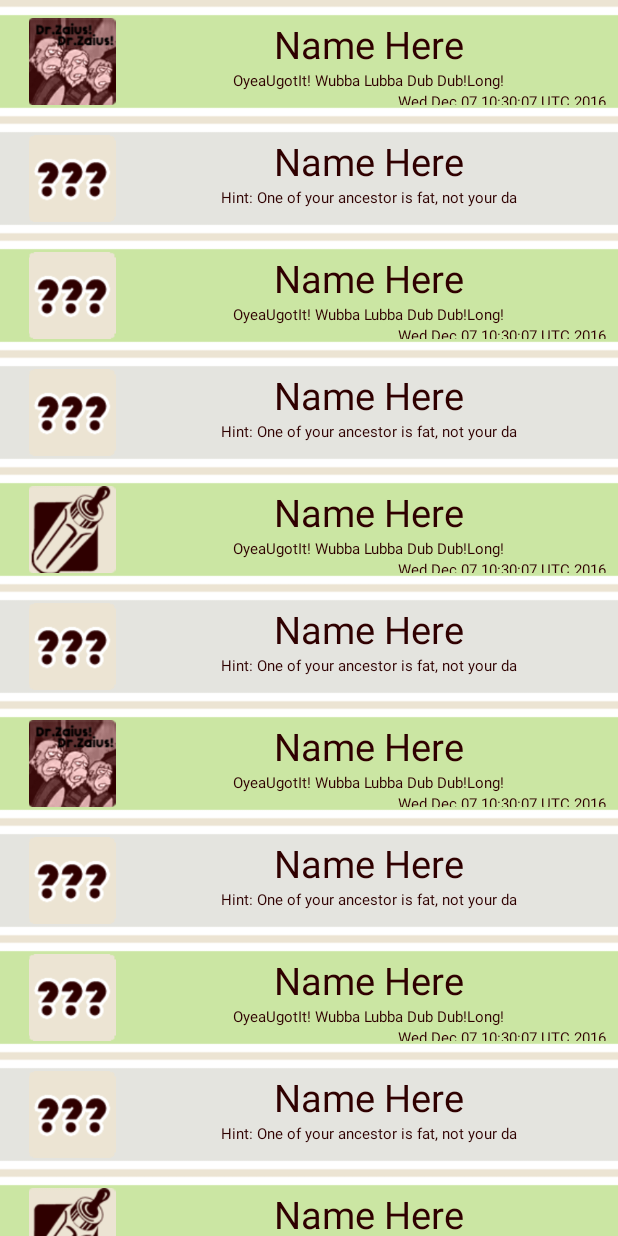
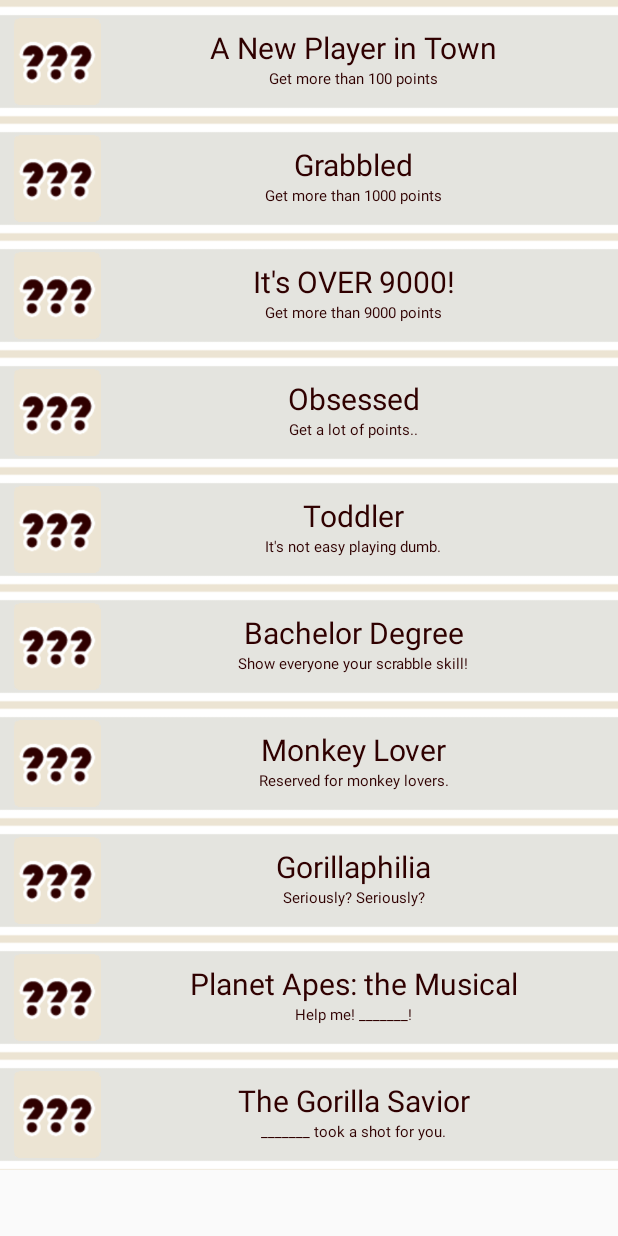
Before and after one commit to JianmengYu/Grabble, an Android app: the FragmentAchievement screen opened directly, with no data from a screen before it, on a phone screen of 412 x 824 dp. Run offline under Robolectric (Android 15) with nearby library versions, the light colour scheme and no system bars; 1 statement that could not run was skipped.

Commit message:
Achievement Database Added

```diff
--- a/app/src/main/java/com/yujianmeng/selp/grabble/Achievement.java
+++ b/app/src/main/java/com/yujianmeng/selp/grabble/Achievement.java
@@ -9,11 +9,10 @@ import java.util.UUID;
 public class Achievement {
 
     private UUID mID;
-    private int mImage;
     private String mName;
     private String mHint;
     private String mDescription;
-    private Date mDate;
+    private String mDate;
 
     public Achievement(){
         this(UUID.randomUUID());
@@ -25,11 +24,9 @@ public class Achievement {
 
     //Special Getters
     public int getImageString(){
-        switch (mImage){
-            case 0:return R.drawable.achievement_icon_sample1;
-            case 1:return R.drawable.achievement_icon_sample2;
-            case 2:return R.drawable.achievement_icon_lock;
-            default: return 0;
+        switch (mName){
+            //TODO achievement Image
+            default: return R.drawable.achievement_icon_lock;
         }
     }
 
@@ -39,12 +36,6 @@ public class Achievement {
     }
     public void setmID(UUID mID) {
         this.mID = mID;
-    }
-    public int getmImage() {
-        return mImage;
-    }
-    public void setmImage(int mImage) {
-        this.mImage = mImage;
     }
     public String getmName() {
         return mName;
@@ -64,10 +55,10 @@ public class Achievement {
     public void setmDescription(String mDescription) {
         this.mDescription = mDescription;
     }
-    public Date getmDate() {
+    public String getmDate() {
         return mDate;
     }
-    public void setmDate(Date mDate) {
+    public void setmDate(String mDate) {
         this.mDate = mDate;
     }
 }
--- /dev/null
+++ b/app/src/main/java/com/yujianmeng/selp/grabble/AchievementBaseHelper.java
@@ -0,0 +1,35 @@
+package com.yujianmeng.selp.grabble;
+
+import android.content.Context;
+import android.database.sqlite.SQLiteDatabase;
+import android.database.sqlite.SQLiteOpenHelper;
+
+import com.yujianmeng.selp.grabble.AchievementDbSchema.AchievementTable;
+/**
+ * Created by YuJianmeng on 2016/12/7.
+ */
+public class AchievementBaseHelper extends SQLiteOpenHelper{
+
+    private static final int VERSION = 1;
+    private static final String DATABASE_NAME = "achievementBase.db";
+
+    public AchievementBaseHelper(Context context) {
+        super(context, DATABASE_NAME, null, VERSION);
+    }
+
+    @Override
+    public void onCreate(SQLiteDatabase db) {
+        db.execSQL("create table " + AchievementTable.NAME  + "(" +
+                " _id integer primary key autoincrement, " +
+                AchievementTable.Cols.UUID + ", " +
+                AchievementTable.Cols.NAMES + ", " +
+                AchievementTable.Cols.DESCRIPTION + ", " +
+                AchievementTable.Cols.HINT + ", " +
+                AchievementTable.Cols.TIME +
+                ")");
+    }
+
+    @Override
+    public void onUpgrade(SQLiteDatabase db, int oldVersion, int newVersion) {
+    }
+}
--- /dev/null
+++ b/app/src/main/java/com/yujianmeng/selp/grabble/AchievementCursorWrapper.java
@@ -0,0 +1,31 @@
+package com.yujianmeng.selp.grabble;
+
+import android.database.Cursor;
+import android.database.CursorWrapper;
+
+import com.yujianmeng.selp.grabble.AchievementDbSchema.AchievementTable;
+
+import java.text.SimpleDateFormat;
+import java.util.Date;
+import java.util.UUID;
+
+/**
+ * Created by YuJianmeng on 2016/12/7.
+ */
+public class AchievementCursorWrapper extends CursorWrapper{
+    public AchievementCursorWrapper(Cursor cursor) { super (cursor); }
+
+    public Achievement getAchievement(){
+        String uuid = getString(getColumnIndex(AchievementTable.Cols.UUID));
+        String name = getString(getColumnIndex(AchievementTable.Cols.NAMES));
+        String description = getString(getColumnIndex(AchievementTable.Cols.DESCRIPTION));
+        String hint = getString(getColumnIndex(AchievementTable.Cols.HINT));
+        String date = getString(getColumnIndex(AchievementTable.Cols.TIME));
+        Achievement achievement = new Achievement(UUID.fromString(uuid));
+        achievement.setmName(name);
+        achievement.setmDescription(description);
+        achievement.setmHint(hint);
+        achievement.setmDate(date);
+        return achievement;
+    }
+}
--- a/app/src/main/java/com/yujianmeng/selp/grabble/AchievementLab.java
+++ b/app/src/main/java/com/yujianmeng/selp/grabble/AchievementLab.java
@@ -1,13 +1,21 @@
 package com.yujianmeng.selp.grabble;
 
+import android.content.ContentValues;
 import android.content.Context;
+import android.database.Cursor;
+import android.database.sqlite.SQLiteDatabase;
+import android.util.Log;
 
+import java.io.BufferedReader;
+import java.io.InputStream;
+import java.io.InputStreamReader;
 import java.util.ArrayList;
 import java.util.Date;
 import java.util.List;
 import java.util.Random;
 import java.util.UUID;
 
+import com.yujianmeng.selp.grabble.AchievementDbSchema.AchievementTable;
 /**
  * Created by YuJianmeng on 2016/12/3.
  */
@@ -16,7 +24,8 @@ import java.util.UUID;
 public class AchievementLab {
 
     private static AchievementLab sAchievementLab;
-    private List<Achievement> mAchievements;
+    private Context mContext;
+    private SQLiteDatabase mDatabase;
 
     public static AchievementLab get(Context context){
         if(sAchievementLab == null){
@@ -26,8 +35,29 @@ public class AchievementLab {
     }
 
     private AchievementLab(Context context){
+        mContext = context.getApplicationContext();
+        mDatabase = new AchievementBaseHelper(mContext).getWritableDatabase();
+        try {
+            InputStream inputStream = mContext.getAssets().open("achievements.csv");
+            BufferedReader reader = new BufferedReader(new InputStreamReader(inputStream));
+            String csvLine;
+            while ((csvLine = reader.readLine()) != null) {
+                String[] row = csvLine.split(",");
+                Achievement achievement = new Achievement();
+                achievement.setmName(row[0]);
+                achievement.setmDescription(row[1]);
+                achievement.setmHint(row[2]);
+                achievement.setmDate("No Unlocked Yet");
+                addAchievement(achievement);
+            }
+            inputStream.close();
+        } catch (Exception e) {
+            //TODO change exception
+            throw new RuntimeException("You got" + e + ", seriously?");
+        }
+        //TODO remove random achievement generator and implement database
+        /*
         mAchievements = new ArrayList<>();
-        //TODO remove random achievement generator and implement database
         for (int i=0;i<100;i++){
             Achievement sb = new Achievement();
             sb.setmImage(i % 3);
@@ -37,18 +67,81 @@ public class AchievementLab {
             sb.setmDescription("OyeaUgotIt! Wubba Lubba Dub Dub!Long!");
             mAchievements.add(sb);
         }
+        */
     }
 
     public List<Achievement> getAchievements(){
-        return mAchievements;
+        List<Achievement> achievements = new ArrayList<>();
+        AchievementCursorWrapper cursor = queryAchievements(null,null);
+        try {
+            cursor.moveToFirst();
+            while (!cursor.isAfterLast()) {
+                achievements.add(cursor.getAchievement());
+                cursor.moveToNext();
+            }
+        } finally {
+            cursor.close();
+        }
+        return achievements;
     }
 
     public Achievement getAchievement(UUID id){
-        for (Achievement a : mAchievements){
-            if (a.getmID().equals(id)){
-                return a;
+        AchievementCursorWrapper cursor = queryAchievements(
+                AchievementTable.Cols.UUID + " = ?",
+                new String[] {id.toString()}
+        );
+        try {
+            if (cursor.getCount() == 0) {
+                return null;
             }
+            cursor.moveToFirst();
+            return cursor.getAchievement();
+        } finally {
+            cursor.close();
         }
-        return null;
+    }
+
+    public void updateAchievement(Achievement achievement, boolean unlock){
+        //TODO change to unlock Achievement and remove the "lock" option.
+        String uuidString = achievement.getmID().toString();
+        boolean completed = !achievement.getmDate().equals("No Unlocked Yet");
+        if (unlock){
+            if (!completed) {
+                achievement.setmDate(new Date().toString());
+            }
+        }else{
+            achievement.setmDate("No Unlocked Yet");
+        }
+        ContentValues values = getContentValues(achievement);
+        mDatabase.update(AchievementTable.NAME, values, AchievementTable.Cols.UUID + " = ?",
+                new String[] {uuidString});
+    }
+
+    private static ContentValues getContentValues(Achievement achievement){
+        ContentValues ret = new ContentValues();
+        ret.put(AchievementTable.Cols.UUID, achievement.getmID().toString());
+        ret.put(AchievementTable.Cols.NAMES, achievement.getmName());
+        ret.put(AchievementTable.Cols.DESCRIPTION, achievement.getmDescription());
+        ret.put(AchievementTable.Cols.HINT,achievement.getmHint());
+        ret.put(AchievementTable.Cols.TIME,achievement.getmDate());
+        return ret;
+    }
+
+    private AchievementCursorWrapper queryAchievements(String whereClause, String[] whereArgs) {
+        Cursor cursor = mDatabase.query(
+                AchievementTable.NAME,
+                null, // Columns - null selects all columns
+                whereClause,
+                whereArgs,
+                null, // groupBy
+                null, // having
+                null // orderBy
+        );
+        return  new AchievementCursorWrapper(cursor);
+    }
+
+    private void addAchievement(Achievement a){
+        ContentValues values = getContentValues(a);
+        mDatabase.insert(AchievementTable.NAME,null,values);
     }
 }
--- a/app/src/main/java/com/yujianmeng/selp/grabble/FragmentAchievement.java
+++ b/app/src/main/java/com/yujianmeng/selp/grabble/FragmentAchievement.java
@@ -5,6 +5,7 @@ import android.support.v4.app.Fragment;
 import android.os.Bundle;
 import android.support.v7.widget.LinearLayoutManager;
 import android.support.v7.widget.RecyclerView;
+import android.util.Log;
 import android.view.LayoutInflater;
 import android.view.View;
 import android.view.ViewGroup;
@@ -83,19 +84,39 @@ public class FragmentAchievement extends Fragment {
 
         public void bindAchievement(Achievement achievement){
             mAchievement = achievement;
-            completed = mAchievement.getmDate() != null;
+            completed = !mAchievement.getmDate().equals("No Unlocked Yet");
             mName.setText(mAchievement.getmName());
             if(completed){
                 mImage.setImageResource(mAchievement.getImageString());
                 mBG.setBackgroundResource(R.drawable.design_achievement_bg_t);
                 mDescription.setText(mAchievement.getmDescription());
-                mDate.setText(mAchievement.getmDate().toString());
+                mDate.setText(mAchievement.getmDate());
             }else{
                 mImage.setImageResource(R.drawable.achievement_icon_lock);
                 mBG.setBackgroundResource(R.drawable.design_achievement_bg_f);
                 mDescription.setText(mAchievement.getmHint());
                 mDate.setText("");
             }
+
+            mBG.setOnClickListener(new View.OnClickListener() {
+                @Override
+                public void onClick(View v) {
+                    AchievementLab.get(getActivity()).updateAchievement(mAchievement,true);
+                    mBG.setBackgroundResource(R.drawable.design_achievement_bg_t);
+                    mDescription.setText(mAchievement.getmDescription());
+                    mDate.setText(mAchievement.getmDate());
+                }
+            });
+            mBG.setOnLongClickListener(new View.OnLongClickListener() {
+                @Override
+                public boolean onLongClick(View v) {
+                    AchievementLab.get(getActivity()).updateAchievement(mAchievement,false);
+                    mBG.setBackgroundResource(R.drawable.design_achievement_bg_f);
+                    mDescription.setText(mAchievement.getmHint());
+                    mDate.setText("");
+                    return true;
+                }
+            });
         }
     }
 
--- a/app/src/main/res/layout/list_item_achievement.xml
+++ b/app/src/main/res/layout/list_item_achievement.xml
@@ -12,7 +12,7 @@
         android:background="@drawable/design_achievement_bg_f">
 
         <ImageView
-            android:layout_width="wrap_content"
+            android:layout_width="60dp"
             android:layout_height="60dp"
             android:id="@+id/achievement_image"
             android:src="@drawable/achievement_icon_lock"/>
@@ -28,8 +28,9 @@
                 android:layout_height="wrap_content"
                 android:id="@+id/achievement_name"
                 android:layout_gravity="center"
+                android:paddingTop="6dp"
                 android:text="ACHIEVEMENT"
-                android:textSize="25dp"
+                android:textSize="20dp"
                 android:textColor="@color/colorFontBrown"/>
 
             <TextView
```
Also changed, not shown: app/src/main/assets/achievements.csv (added, +10 -0 lines), app/src/main/java/com/yujianmeng/selp/grabble/AchievementDbSchema.java (added, +18 -0 lines), app/src/main/ic_launcher-web.png, app/src/main/res/mipmap-hdpi/ic_launcher.png, app/src/main/res/mipmap-mdpi/ic_launcher.png, app/src/main/res/mipmap-xhdpi/ic_launcher.png, app/src/main/res/mipmap-xxhdpi/ic_launcher.png, app/src/main/res/mipmap-xxxhdpi/ic_launcher.png.
